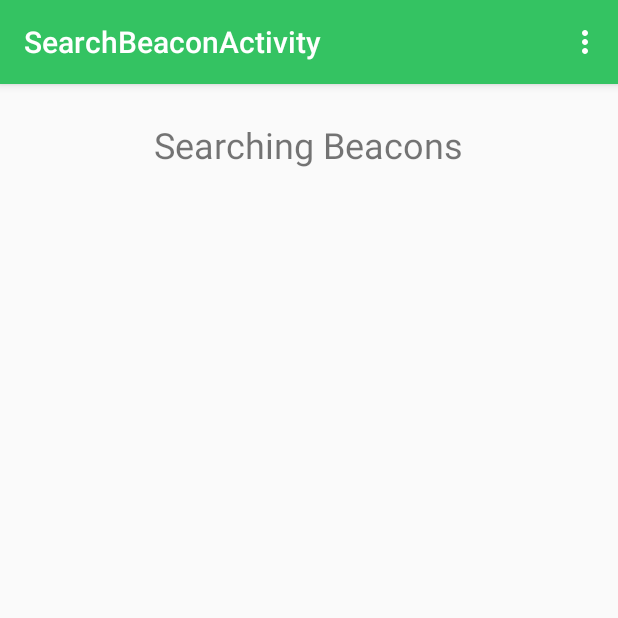
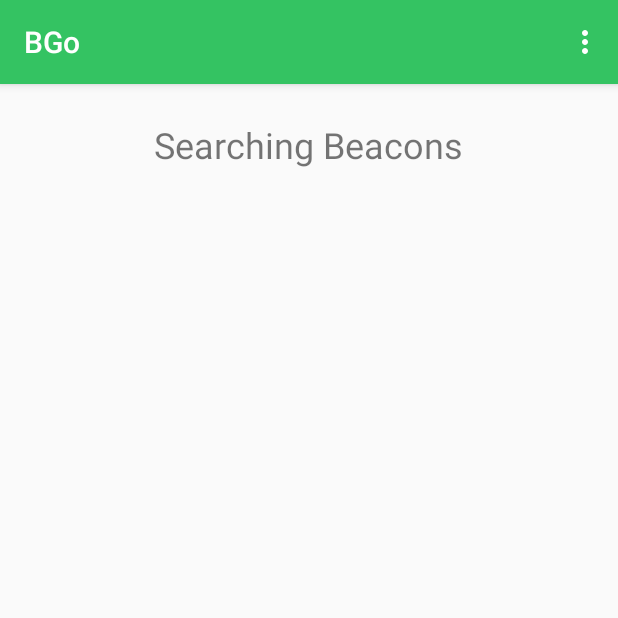
Before and after one commit to RepoForks/beacon-app, an Android app: the SearchBeaconActivity screen opened directly, with no data from a screen before it, on a phone screen of 412 x 824 dp, the top half of it. Run offline under Robolectric (Android 15) with nearby library versions, the light colour scheme and no system bars; our stand-ins replace CircleImageView; libraries missing offline, so code that uses them is left out: com.skyfishjy.library, org.altbeacon.beacon; plain views replace RippleBackground; pictures from the network do not load; 5 statements that could not run were skipped.

Commit message:
Added icon BIURR

```diff
--- a/app/src/main/java/com/shift/hack/beacon/SearchBeaconActivity.java
+++ b/app/src/main/java/com/shift/hack/beacon/SearchBeaconActivity.java
@@ -83,6 +83,8 @@ public class SearchBeaconActivity extends AppCompatActivity implements BeaconCon
                 "/picture?width=200&height=200&access_token=" + user.getToken()).into(imageView);
 
         ((RippleBackground)findViewById(R.id.ripple)).startRippleAnimation();
+
+        getSupportActionBar().setTitle("BGo");
 
         beaconList.setOnItemClickListener(new AdapterView.OnItemClickListener() {
             @Override
```
Also changed, not shown: app/src/main/ic_launcher-web.png, app/src/main/res/mipmap-hdpi/ic_launcher.png, app/src/main/res/mipmap-mdpi/ic_launcher.png, app/src/main/res/mipmap-xhdpi/ic_launcher.png, app/src/main/res/mipmap-xxhdpi/ic_launcher.png, app/src/main/res/mipmap-xxxhdpi/ic_launcher.png.
